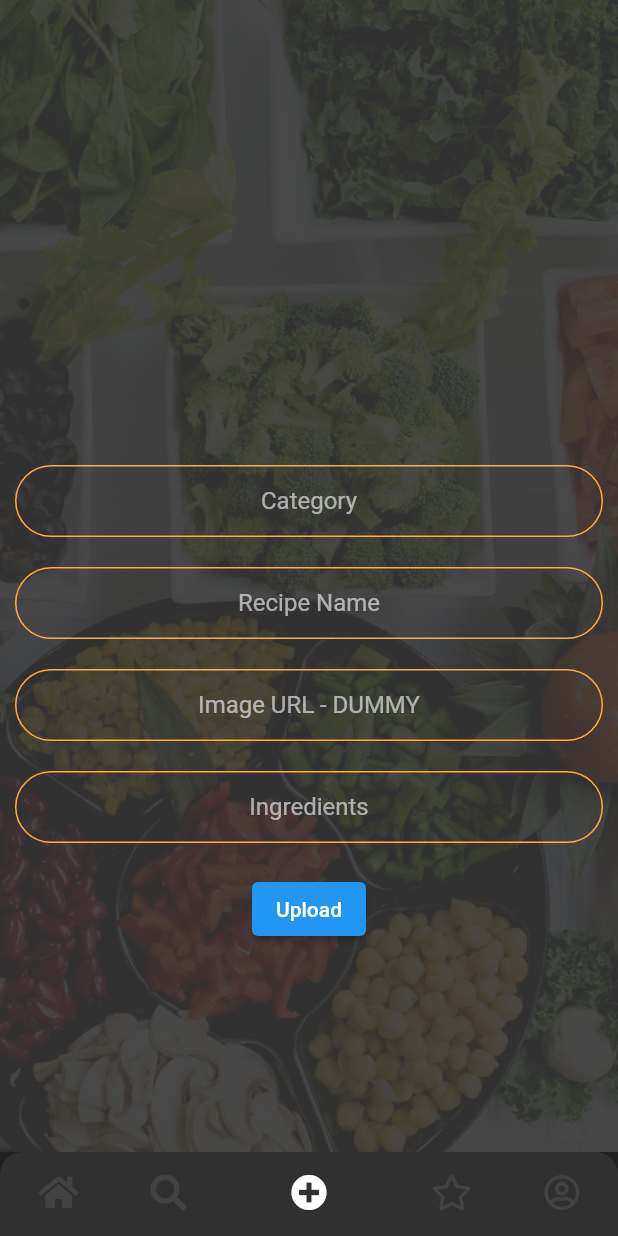
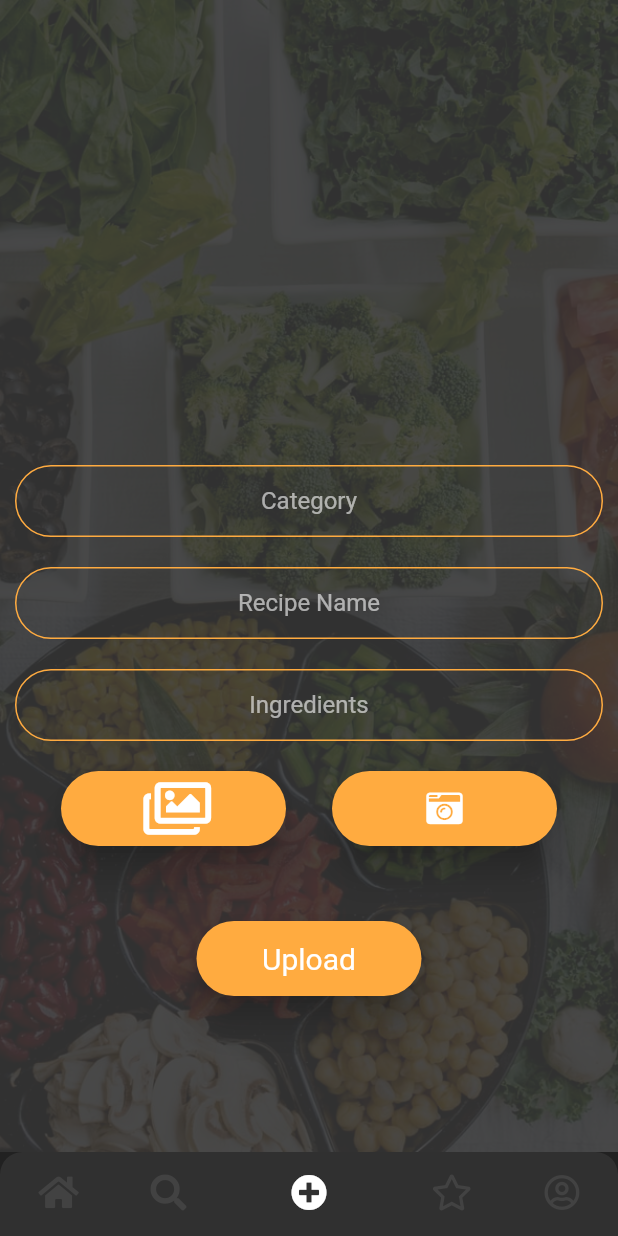
Before and after one commit to TIRILI88/dart_mondayCooks, a Flutter app: the screen it shows after launch, item 3 of the bottom bar chosen, after a tap on "Upload", on a phone screen of 412 x 824 dp. Run offline on Flutter 3.47's test engine with Material 2 defaults, Android fonts, the phone set to English and light mode, and no system bars; our stand-ins replace cloud_firestore, firebase_auth, firebase_core, firebase_storage, font_awesome_flutter, image_picker and 2 more; missing offline and left inert: flappy_search_bar; accounts and stored records are empty; network calls fail.

Commit message:
include image_picker, design upload_page, further integration firebase

```diff
--- a/lib/constants.dart
+++ b/lib/constants.dart
@@ -19,3 +19,16 @@ const kTextFieldDecoration = InputDecoration(
     borderRadius: BorderRadius.all(Radius.circular(32.0)),
   ),
 );
+
+
+ButtonStyle kElevatedButtonStyle = ElevatedButton.styleFrom(
+  elevation: 10,
+  minimumSize: Size(150.0, 50.0),
+  primary: Colors.orangeAccent,
+  onPrimary: Colors.white,
+  shape: RoundedRectangleBorder(
+      borderRadius: BorderRadius.circular(30.0)),
+  textStyle: TextStyle(
+    fontSize: 20,
+  ),
+);
--- a/lib/database.dart
+++ b/lib/database.dart
@@ -1,19 +1,65 @@
+import 'package:flutter/material.dart';
 import 'package:cloud_firestore/cloud_firestore.dart';
+import 'package:firebase_auth/firebase_auth.dart';
+import 'package:firebase_storage/firebase_storage.dart';
 
 
 class DataBaseService {
-  DataBaseService({this.uid});
 
-  final String uid;
-  final CollectionReference recipesCollection = FirebaseFirestore.instance.collection('recipes');
+  String imageURL;
 
-  Future updateData(String category,String recipeName, String imageName, String ingredients) async {
+  Future<String> getUserUID() async {
+    final _auth = FirebaseAuth.instance;
+    final uid = await _auth.currentUser.uid;
 
-    return await recipesCollection.doc(uid).set({
+    return uid;
+  }
+
+  Future<void> userName(userName) async {
+    final CollectionReference user = FirebaseFirestore.instance.collection('users');
+    return await user.add({
+      'userName': userName,
+      'userID' : getUserUID(),
+    });
+  }
+
+  Future<Widget> getImage(BuildContext context, String imageName) async {
+    Image image;
+    await FireStorageService.loadImage(context, imageName).then((downloadUrl) {
+      image = Image.network(downloadUrl, fit: BoxFit.cover);
+    });
+    return image;
+  }
+
+  Future<void> uploadImage(BuildContext context, image) async {
+    String fileName = (image.path);
+
+    Reference firebaseStorageRef = FirebaseStorage.instance.ref().child('images').child(fileName);
+    final uploadTask = firebaseStorageRef.putFile(image);
+    final downloadURL = await uploadTask.snapshot.ref.getDownloadURL();
+    imageURL = downloadURL;
+
+    return;
+  }
+
+  Future uploadRecipe(String category,String recipeName, String ingredients) async {
+    final CollectionReference recipesCollection = FirebaseFirestore.instance.collection('recipes');
+    return await recipesCollection.add({
+      'userID': getUserUID(),
       'category': category,
       'recipeName': recipeName,
-      'imageName': imageName,
-      'ingredients': ingredients
+      'imageURL': imageURL,
+      'ingredients': ingredients,
     });
   }
 }
+
+class FireStorageService extends ChangeNotifier {
+  FireStorageService();
+
+  // StorageReference photosReference = ;
+
+  static Future<dynamic> loadImage(BuildContext context, String image) async {
+    return await FirebaseStorage.instance.ref().child('images').child(image).getDownloadURL();
+  }
+}
--- a/lib/scroll_container.dart
+++ b/lib/scroll_container.dart
@@ -1,5 +1,6 @@
 import 'package:flutter/material.dart';
-import 'package:firebase_storage/firebase_storage.dart';
+import 'package:monday_cooks/database.dart';
+import 'database.dart';
 
 class FoodScrollContainer extends StatelessWidget {
   FoodScrollContainer(
@@ -93,7 +94,7 @@ class FoodScrollContainer extends StatelessWidget {
                       child: ClipRRect(
                         borderRadius: BorderRadius.circular(10.0),
                         child: FutureBuilder(
-                          future: _getImage(context, imagePath),
+                          future: DataBaseService().getImage(context, imagePath),
                           builder: (context, snapshot) {
                             if (snapshot.connectionState ==
                                 ConnectionState.done) {
@@ -133,12 +134,6 @@ class FoodScrollContainer extends StatelessWidget {
                           },
                         ),
                       ),
-                      // decoration: BoxDecoration(
-                      //   image: DecorationImage(
-                      //       fit: BoxFit.cover, image: AssetImage(imagePath)),
-                      //   color: Colors.orange,
-                      //   borderRadius: BorderRadius.all(Radius.circular(10)),
-                      // ),
                     ),
                   ),
                 ),
@@ -147,20 +142,3 @@ class FoodScrollContainer extends StatelessWidget {
         ));
   }
 }
-Future<Widget> _getImage(BuildContext context, String imageName) async {
-  Image image;
-  await FireStorageService.loadImage(context, imageName).then((downloadUrl) {
-    image = Image.network(downloadUrl, fit: BoxFit.cover);
-  });
-  return image;
-}
-
-class FireStorageService extends ChangeNotifier {
-  FireStorageService();
-
-  // StorageReference photosReference = ;
-
-  static Future<dynamic> loadImage(BuildContext context, String image) async {
-    return await FirebaseStorage.instance.ref().child('images').child(image).getDownloadURL();
-  }
-}
--- a/lib/upload_page.dart
+++ b/lib/upload_page.dart
@@ -1,6 +1,11 @@
 import 'package:flutter/material.dart';
+import 'package:font_awesome_flutter/font_awesome_flutter.dart';
 import 'package:monday_cooks/constants.dart';
+import 'package:image_picker/image_picker.dart';
 import 'database.dart';
+import 'constants.dart';
+import 'dart:io';
+
 
 class UploadPage extends StatefulWidget {
   @override
@@ -8,6 +13,36 @@ class UploadPage extends StatefulWidget {
 }
 
 class _UploadPageState extends State<UploadPage> {
+
+  File _image;
+  final picker = ImagePicker();
+
+  Future cameraImage() async {
+    final pickedFile = await picker.getImage(source: ImageSource.camera);
+
+    setState(() {
+      if (pickedFile != null) {
+        _image = File(pickedFile.path);
+      } else {
+        print('No image selected.');
+      }
+    });
+  }
+
+  Future galleryImage() async {
+    final pickedFile = await picker.getImage(source: ImageSource.gallery);
+
+    setState(() {
+      if (pickedFile != null) {
+        _image = File(pickedFile.path);
+      } else {
+        print('No image selected.');
+      }
+    });
+  }
+
+
+
 
   final messageTextController = TextEditingController();
   String category;
@@ -59,17 +94,6 @@ class _UploadPageState extends State<UploadPage> {
                   child: TextField(
                     controller: messageTextController,
                     textAlign: TextAlign.center,
-                    decoration: kTextFieldDecoration.copyWith(hintText: 'Image URL - DUMMY'),
-                    onChanged: (value) {
-                      imageURL = value;
-                    },
-                  ),
-                ),
-                Padding(
-                  padding: EdgeInsets.all(10.0),
-                  child: TextField(
-                    controller: messageTextController,
-                    textAlign: TextAlign.center,
                     decoration: kTextFieldDecoration.copyWith(hintText: 'Ingredients'),
                     onChanged: (value) {
                       ingredients = value;
@@ -78,10 +102,33 @@ class _UploadPageState extends State<UploadPage> {
                 ),
                 Padding(
                   padding: EdgeInsets.all(10.0),
+                  child: Row(
+                    mainAxisAlignment: MainAxisAlignment.spaceEvenly,
+                    children: [
+                      ElevatedButton(
+                        style: kElevatedButtonStyle,
+                        child: Icon(FontAwesomeIcons.images,
+                        size: 40,),
+                        onPressed: (){
+                          galleryImage();
+                        }),
+                      ElevatedButton(
+                        style: kElevatedButtonStyle,
+                          child: Icon(FontAwesomeIcons.cameraRetro),
+                          onPressed: (){
+                            cameraImage();
+                          }),
+                  ]),
+                ),
+                SizedBox(height: 30),
+                Padding(
+                  padding: EdgeInsets.all(10.0),
                   child: ElevatedButton(
+                    style: kElevatedButtonStyle,
                     child: Text('Upload'),
                       onPressed: (){
-                        DataBaseService().updateData(category, recipeName, imageURL, ingredients);
+                      DataBaseService().uploadImage(context, _image);
+                      DataBaseService().uploadRecipe(category, recipeName, ingredients);
                         messageTextController.clear();
                       }),
                 )
--- a/pubspec.yaml
+++ b/pubspec.yaml
@@ -22,6 +22,7 @@ dependencies:
   firebase_storage: ^7.0.0
   modal_progress_hud: ^0.1.3
   flappy_search_bar: ^1.7.2
+#  image_picker: ^0.6.7+22
 
 dev_dependencies:
   flutter_test:
```
Also changed, not shown: lib/user_login.dart (+2 -7 lines), 1 other file.
